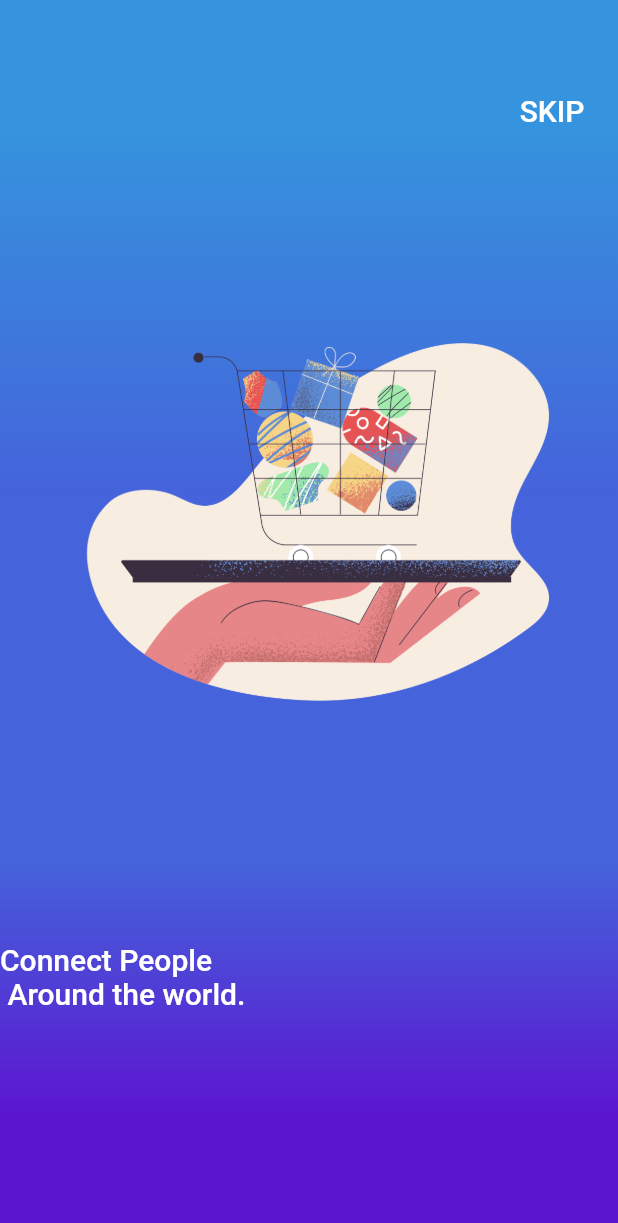
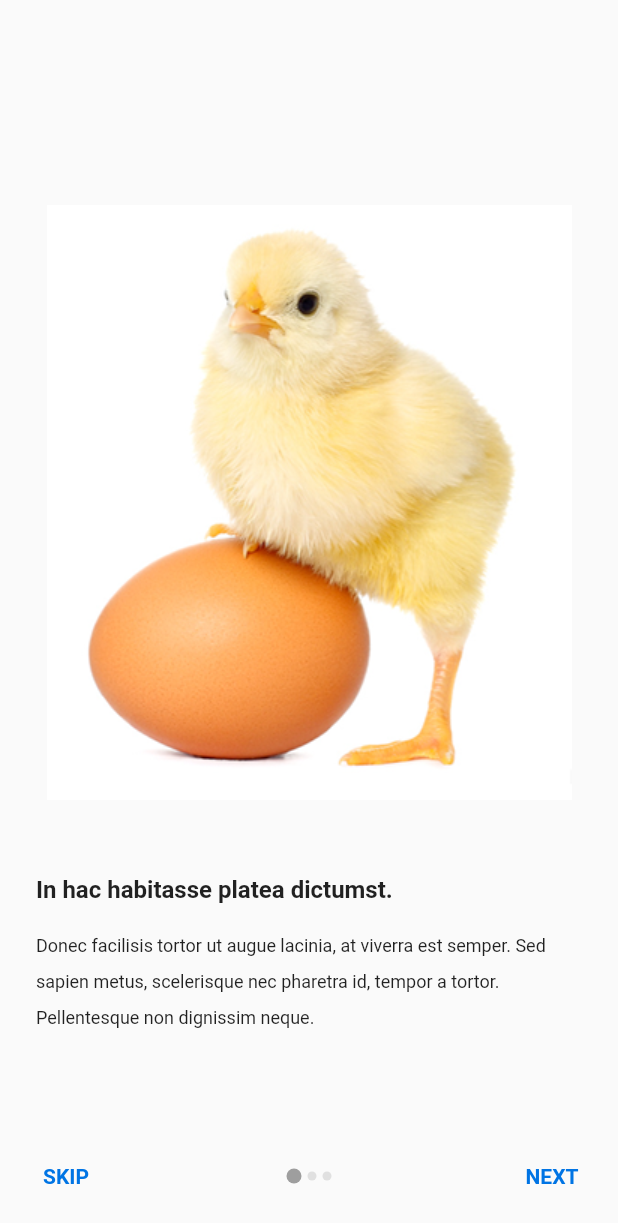
Before and after one commit to aximilli1212/flutter-googles, a Flutter app: the screen it shows after launch, on a phone screen of 412 x 824 dp. Shown: the top 1223 px of the screen. Run offline on Flutter 3.47's test engine with Material 2 defaults, Android fonts, the phone set to English and light mode, and no system bars; our stand-ins replace audioplayers, font_awesome_flutter, rflutter_alert.

Commit message:
restructure for two onboard screens

```diff
--- a/onboarding/lib/main.dart
+++ b/onboarding/lib/main.dart
@@ -1,5 +1,16 @@
 import 'package:flutter/material.dart';
-import 'screens/onboarding_screen.dart';
-import 'screens/onboard_page.dart';
+import 'screens/onboard_two.dart';
+import 'screens/onboard_one.dart';
 
-void main() => runApp(OnboardingScreen());
+void main() => runApp(EntryScreen());
+
+
+class EntryScreen extends StatelessWidget {
+  @override
+  Widget build(BuildContext context) {
+    return MaterialApp(
+      home: OnboardOne(),
+//      home: OnboardTwo(),
+    );
+  }
+}
--- a/onboarding/lib/screens/onboard_page.dart
+++ b/onboarding/lib/screens/onboard_one.dart
@@ -1,14 +1,12 @@
 import 'dart:io';
-
 import 'package:flutter/material.dart';
 
-class OnboardingPage extends StatefulWidget {
-  OnboardingPage({Key key}) : super(key: key);
-
-  _OnboardingPageState createState() => _OnboardingPageState();
+class OnboardOne extends StatefulWidget {
+  @override
+  _OnboardOneState createState() => _OnboardOneState();
 }
 
-class _OnboardingPageState extends State<OnboardingPage> {
+class _OnboardOneState extends State<OnboardOne> {
   final int _totalPages = 3;
   final PageController _pageController = PageController(initialPage: 0);
   int _currentPage = 0;
@@ -40,17 +38,17 @@ class _OnboardingPageState extends State<OnboardingPage> {
             },
             children: <Widget>[
               _buildPageContent(
-                  image: 'assets/images/onboarding1.png',
+                  image: 'images/onboarding1.png',
                   title: 'In hac habitasse platea dictumst.',
                   body:
                   'Donec facilisis tortor ut augue lacinia, at viverra est semper. Sed sapien metus, scelerisque nec pharetra id, tempor a tortor. Pellentesque non dignissim neque.'),
               _buildPageContent(
-                  image: 'assets/images/onboarding2.png',
+                  image: 'images/onboarding2.png',
                   title: 'In hac habitasse platea dictumst.',
                   body:
                   'Donec facilisis tortor ut augue lacinia, at viverra est semper. Sed sapien metus, scelerisque nec pharetra id, tempor a tortor. Pellentesque non dignissim neque.'),
               _buildPageContent(
-                  image: 'assets/images/onboarding3.png',
+                  image: 'images/onboarding3.png',
                   title: 'In hac habitasse platea dictumst.',
                   body:
                   'Donec facilisis tortor ut augue lacinia, at viverra est semper. Sed sapien metus, scelerisque nec pharetra id, tempor a tortor. Pellentesque non dignissim neque.')
--- a/onboarding/lib/screens/onboarding_screen.dart
+++ /dev/null
@@ -1,110 +0,0 @@
-import 'package:flutter/material.dart';
-
-class OnboardingScreen extends StatelessWidget {
-  @override
-  Widget build(BuildContext context) {
-    return MaterialApp(
-       home: MainScreen(),
-    );
-  }
-}
-
-class MainScreen extends StatefulWidget {
-  @override
-  _MainScreenState createState() => _MainScreenState();
-}
-
-class _MainScreenState extends State<MainScreen> {
-  final int numPages = 3;
-  final PageController _pageController = PageController(initialPage: 0);
-  int _currentPage = 0;
-  @override
-  Widget build(BuildContext context) {
-    return Scaffold(
-      body: AnnotatedRegion(
-        value: ThemeMode.system,
-        child: Container(
-          decoration: BoxDecoration(
-            gradient: LinearGradient(
-                begin: Alignment.topCenter,
-                end: Alignment.bottomCenter,
-                stops: [0.1,0.4,0.7,0.9],
-              colors: [
-                Color(0xFF3594DD),
-                Color(0xFF4563DB),
-                Color(0xFF4563DB),
-                Color(0xFF5B16D0),
-              ]
-            ),
-          ),
-              child: Padding(
-                padding: const EdgeInsets.symmetric(vertical:50.0),
-                child: Column(
-                  crossAxisAlignment: CrossAxisAlignment.stretch,
-                  children: <Widget>[
-                    Container(
-                      alignment: Alignment.centerRight,
-                      child: FlatButton(
-                        onPressed: (){
-                          print("skip");
-                        },
-                        child: Text(
-                          'SKIP',
-                          style: TextStyle(
-                            color: Colors.white,
-                            fontSize: 20.0,
-                          ),
-                        ),
-                      ),
-                    ),
-                    Container(
-                      height: 600.0,
-                      child: PageView(
-                        physics: ClampingScrollPhysics(),
-                        controller: _pageController,
-                        onPageChanged: (int page){
-                          setState((){
-                            _currentPage = page;
-                          });
-                        },
-                        children: <Widget>[
-                            Column(
-                              crossAxisAlignment: CrossAxisAlignment.start,
-                              children: <Widget>[
-                                Center(
-                                  child: Image(
-                                    image: AssetImage('images/completed.png'),
-                                    height: 500.0,
-                                    width: 500.0,
-                                  ),
-                                ),
-                                SizedBox(
-                                  height: 30.0,
-                                ),
-                              Text(
-                                "Connect People\n Around the world.",
-                                style: TextStyle(
-                                  fontSize: 20.0,
-                                  color: Colors.white,
-                                  fontWeight: FontWeight.w500,
-                                ),
-                              ),
-                                SizedBox(
-                                  height: 30.0,
-                                ),
-                                Text(
-                                  "Lorem ipsum all the strings you can marshall for main usage."
-                                )
-                              ],
-                            )
-                         ],
-                      ),
-                    ),
-                  ],
-                ),
-              ),
-        ),
-      ),
-    );
-  }
-}
```
Also changed, not shown: onboarding/lib/screens/onboard_two.dart (added, +102 -0 lines).
